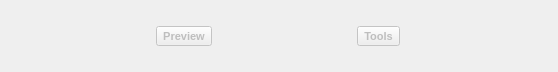
Old version of the form CapraVision/client/qt/uifiles/WinMain.ui in the repository Octets/SeaGoatVision.
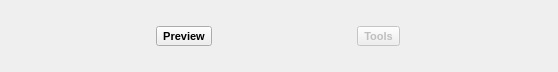
New version of the form. Icons and pictures are not drawn.

```diff
--- a/CapraVision/client/qt/uifiles/WinMain.ui
+++ b/CapraVision/client/qt/uifiles/WinMain.ui
@@ -22,7 +22,7 @@
      <item>
       <widget class="QToolButton" name="previewButton">
        <property name="enabled">
-        <bool>false</bool>
+        <bool>true</bool>
        </property>
        <property name="font">
         <font>
```
